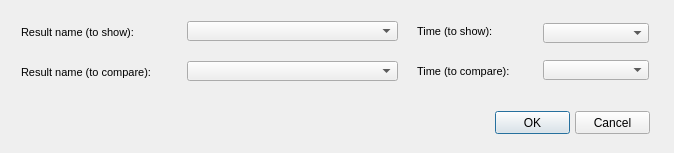
First picture: the form in ui/epa_result_compare_selector.ui, repository Giswater/giswater_qgis_plugin, before the edit.
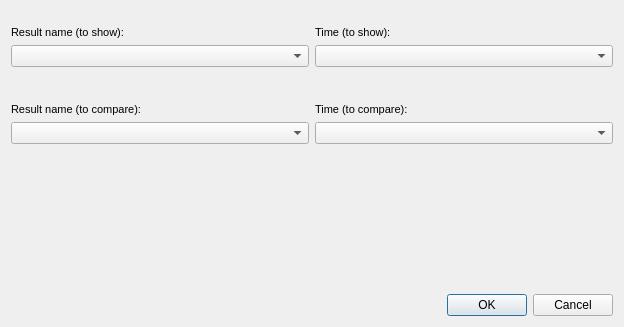
Second picture: the form after the edit.

Commit message: WIP result_selector_accept

```diff
--- a/ui/epa_result_compare_selector.ui
+++ b/ui/epa_result_compare_selector.ui
@@ -6,60 +6,37 @@
    <rect>
     <x>0</x>
     <y>0</y>
-    <width>674</width>
-    <height>153</height>
+    <width>624</width>
+    <height>327</height>
    </rect>
   </property>
   <property name="windowTitle">
    <string>Result compare selector</string>
   </property>
-  <widget class="QPushButton" name="btn_accept">
-   <property name="geometry">
-    <rect>
-     <x>495</x>
-     <y>111</y>
-     <width>75</width>
-     <height>23</height>
-    </rect>
-   </property>
-   <property name="text">
-    <string>OK</string>
-   </property>
-  </widget>
-  <widget class="QPushButton" name="btn_cancel">
-   <property name="geometry">
-    <rect>
-     <x>575</x>
-     <y>111</y>
-     <width>75</width>
-     <height>23</height>
-    </rect>
-   </property>
-   <property name="text">
-    <string>Cancel</string>
-   </property>
-  </widget>
-  <widget class="QComboBox" name="rpt_selector_result_id">
-   <property name="geometry">
-    <rect>
-     <x>187</x>
-     <y>21</y>
-     <width>211</width>
-     <height>20</height>
-    </rect>
-   </property>
-   <property name="frame">
-    <bool>true</bool>
-   </property>
-  </widget>
+  <layout class="QVBoxLayout" name="verticalLayout">
+   <item>
+    <layout class="QHBoxLayout" name="horizontalLayout_2">
+     <property name="topMargin">
+      <number>15</number>
+     </property>
+     <property name="bottomMargin">
+      <number>15</number>
+     </property>
+     <item>
+      <layout class="QVBoxLayout" name="verticalLayout_2">
+       <item>
   <widget class="QLabel" name="label_result_name_to_show">
-   <property name="geometry">
-    <rect>
-     <x>21</x>
-     <y>21</y>
-     <width>160</width>
-     <height>22</height>
-    </rect>
+         <property name="minimumSize">
+          <size>
+           <width>140</width>
+           <height>0</height>
+          </size>
+         </property>
+         <property name="maximumSize">
+          <size>
+           <width>140</width>
+           <height>16777215</height>
+          </size>
    </property>
    <property name="font">
     <font>
@@ -79,27 +56,85 @@
     <number>3</number>
    </property>
   </widget>
-  <widget class="QComboBox" name="rpt_selector_compare_id">
-   <property name="geometry">
-    <rect>
-     <x>187</x>
-     <y>61</y>
-     <width>211</width>
-     <height>20</height>
-    </rect>
-   </property>
+       </item>
+       <item>
+        <widget class="QComboBox" name="rpt_selector_result_id">
+         <property name="frame">
+          <bool>true</bool>
+         </property>
+        </widget>
+       </item>
+      </layout>
+     </item>
+     <item>
+      <layout class="QVBoxLayout" name="verticalLayout_3">
+       <item>
+        <widget class="QLabel" name="label_result_name_to_show_2">
+         <property name="minimumSize">
+          <size>
+           <width>120</width>
+           <height>0</height>
+          </size>
+         </property>
+         <property name="maximumSize">
+          <size>
+           <width>120</width>
+           <height>16777215</height>
+          </size>
+         </property>
+         <property name="font">
+          <font>
+           <pointsize>8</pointsize>
+          </font>
+         </property>
+         <property name="frameShape">
+          <enum>QFrame::NoFrame</enum>
+         </property>
+         <property name="frameShadow">
+          <enum>QFrame::Raised</enum>
+         </property>
+         <property name="text">
+          <string>Time (to show):</string>
+         </property>
+         <property name="margin">
+          <number>3</number>
+         </property>
+        </widget>
+       </item>
+       <item>
+        <widget class="QComboBox" name="cmb_time_to_show">
    <property name="frame">
     <bool>true</bool>
    </property>
   </widget>
+       </item>
+      </layout>
+     </item>
+    </layout>
+   </item>
+   <item>
+    <layout class="QHBoxLayout" name="horizontalLayout_3">
+     <property name="topMargin">
+      <number>15</number>
+     </property>
+     <property name="bottomMargin">
+      <number>15</number>
+     </property>
+     <item>
+      <layout class="QVBoxLayout" name="verticalLayout_5">
+       <item>
   <widget class="QLabel" name="label_result_name_to_compare">
-   <property name="geometry">
-    <rect>
-     <x>21</x>
-     <y>61</y>
-     <width>163</width>
-     <height>22</height>
-    </rect>
+         <property name="minimumSize">
+          <size>
+           <width>140</width>
+           <height>0</height>
+          </size>
+         </property>
+         <property name="maximumSize">
+          <size>
+           <width>140</width>
+           <height>16777215</height>
+          </size>
    </property>
    <property name="font">
     <font>
@@ -119,14 +154,31 @@
     <number>3</number>
    </property>
   </widget>
+       </item>
+       <item>
+        <widget class="QComboBox" name="rpt_selector_compare_id">
+         <property name="frame">
+          <bool>true</bool>
+         </property>
+        </widget>
+       </item>
+      </layout>
+     </item>
+     <item>
+      <layout class="QVBoxLayout" name="verticalLayout_6">
+       <item>
   <widget class="QLabel" name="label_result_name_to_compare_2">
-   <property name="geometry">
-    <rect>
-     <x>417</x>
-     <y>60</y>
-     <width>141</width>
-     <height>22</height>
-    </rect>
+         <property name="minimumSize">
+          <size>
+           <width>120</width>
+           <height>0</height>
+          </size>
+         </property>
+         <property name="maximumSize">
+          <size>
+           <width>120</width>
+           <height>16777215</height>
+          </size>
    </property>
    <property name="font">
     <font>
@@ -146,59 +198,63 @@
     <number>3</number>
    </property>
   </widget>
-  <widget class="QLabel" name="label_result_name_to_show_2">
-   <property name="geometry">
-    <rect>
-     <x>417</x>
-     <y>20</y>
-     <width>141</width>
-     <height>22</height>
-    </rect>
-   </property>
-   <property name="font">
-    <font>
-     <pointsize>8</pointsize>
-    </font>
-   </property>
-   <property name="frameShape">
-    <enum>QFrame::NoFrame</enum>
-   </property>
-   <property name="frameShadow">
-    <enum>QFrame::Raised</enum>
-   </property>
-   <property name="text">
-    <string>Time (to show):</string>
-   </property>
-   <property name="margin">
-    <number>3</number>
-   </property>
-  </widget>
-  <widget class="QComboBox" name="rpt_selector_result_id_2">
-   <property name="geometry">
-    <rect>
-     <x>543</x>
-     <y>23</y>
-     <width>106</width>
+       </item>
+       <item>
+        <widget class="QComboBox" name="cmb_time_to_compare">
+         <property name="frame">
+          <bool>true</bool>
+         </property>
+        </widget>
+       </item>
+      </layout>
+     </item>
+    </layout>
+   </item>
+   <item>
+    <spacer name="verticalSpacer">
+     <property name="orientation">
+      <enum>Qt::Vertical</enum>
+     </property>
+     <property name="sizeHint" stdset="0">
+      <size>
+       <width>20</width>
+       <height>40</height>
+      </size>
+     </property>
+    </spacer>
+   </item>
+   <item>
+    <layout class="QHBoxLayout" name="horizontalLayout_4">
+     <item>
+      <spacer name="horizontalSpacer">
+       <property name="orientation">
+        <enum>Qt::Horizontal</enum>
+       </property>
+       <property name="sizeHint" stdset="0">
+        <size>
+         <width>40</width>
      <height>20</height>
-    </rect>
-   </property>
-   <property name="frame">
-    <bool>true</bool>
-   </property>
-  </widget>
-  <widget class="QComboBox" name="rpt_selector_result_id_3">
-   <property name="geometry">
-    <rect>
-     <x>543</x>
-     <y>60</y>
-     <width>106</width>
-     <height>20</height>
-    </rect>
-   </property>
-   <property name="frame">
-    <bool>true</bool>
-   </property>
-  </widget>
+        </size>
+       </property>
+      </spacer>
+     </item>
+     <item>
+      <widget class="QPushButton" name="btn_accept">
+       <property name="text">
+        <string>OK</string>
+       </property>
+      </widget>
+     </item>
+     <item>
+      <widget class="QPushButton" name="btn_cancel">
+       <property name="text">
+        <string>Cancel</string>
+       </property>
+      </widget>
+     </item>
+    </layout>
+   </item>
+  </layout>
  </widget>
  <tabstops>
   <tabstop>rpt_selector_result_id</tabstop>
```
Left out of the diff: 6 changed lines with no effect on the pictures. Lines whose indentation alone changed are shown as unchanged. The commit also changes 2 other files.
